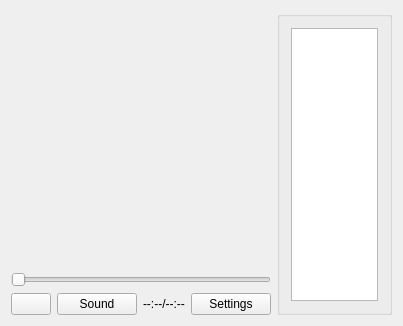
This is mainwindow.ui in NemirovD/ThesisVideoPlayer as Qt 5 draws it before an edit. The edited form follows.
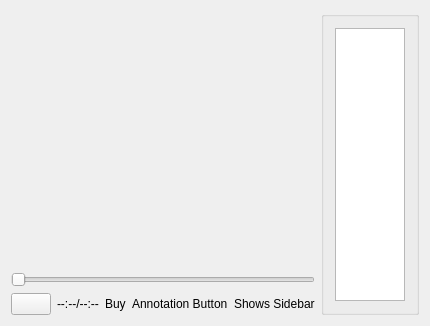
This is the edited form. Icons and pictures are not drawn.

What changed in the file:
```diff
--- a/mainwindow.ui
+++ b/mainwindow.ui
@@ -50,13 +50,6 @@
           </property>
          </widget>
         </item>
-        <item>
-         <widget class="QPushButton" name="soundButton">
-          <property name="text">
-           <string>Sound</string>
-          </property>
-         </widget>
-        </item>
         <item>
          <widget class="QLabel" name="timeLabel">
           <property name="text">
@@ -78,9 +71,23 @@
          </spacer>
         </item>
         <item>
-         <widget class="QPushButton" name="settingsButton">
+         <widget class="QLabel" name="buyLabel">
           <property name="text">
-           <string>Settings</string>
+           <string>Buy</string>
+          </property>
+         </widget>
+        </item>
+        <item>
+         <widget class="QLabel" name="annotationButton">
+          <property name="text">
+           <string>Annotation Button</string>
+          </property>
+         </widget>
+        </item>
+        <item>
+         <widget class="QLabel" name="settingsLabel">
+          <property name="text">
+           <string>Shows Sidebar</string>
           </property>
          </widget>
         </item>
```
Left out of the diff: 20 changed lines with no effect on the pictures.
